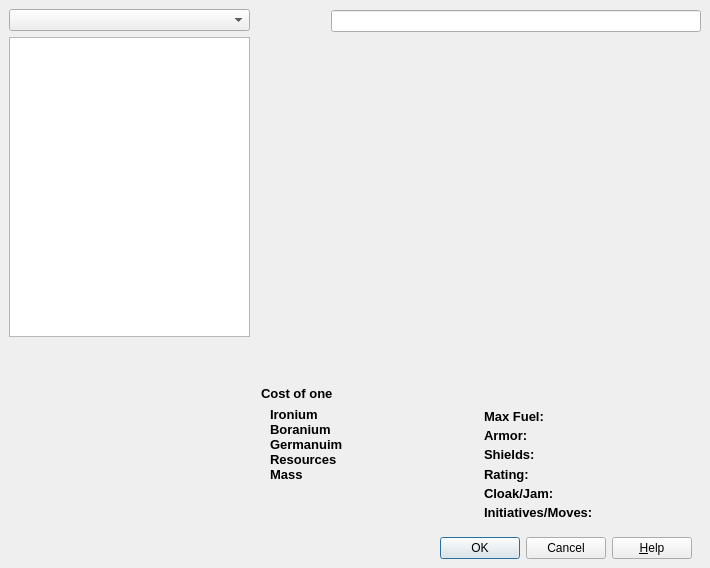
First picture: the form in QtClient/ship_design_dialog.ui, repository vkholodkov/freestars, before the edit.
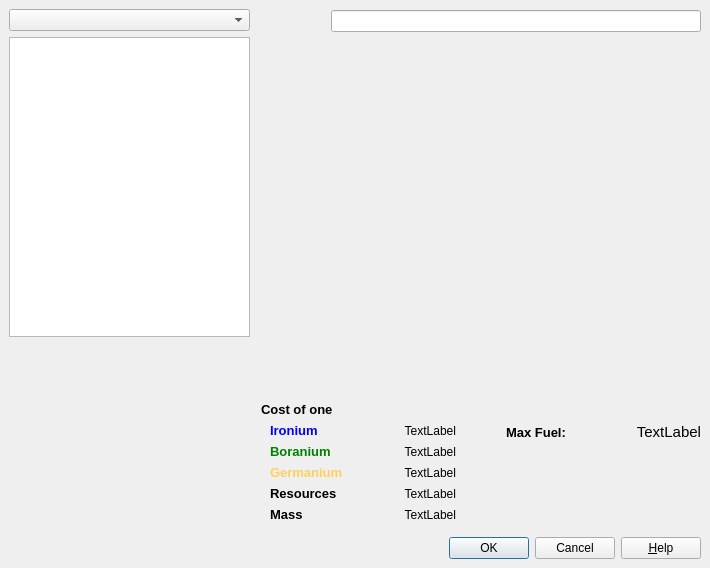
Second picture: the form after the edit. The open tabs and pages were chosen to show the change. Custom widgets are drawn as their Qt base class.

What changed in the file:
```diff
--- a/QtClient/ship_design_dialog.ui
+++ b/QtClient/ship_design_dialog.ui
@@ -173,22 +173,22 @@
                </layout>
               </widget>
              </item>
-             <item>
-              <widget class="QWidget" name="widget_18" native="true">
-               <property name="sizePolicy">
-                <sizepolicy hsizetype="Preferred" vsizetype="MinimumExpanding">
-                 <horstretch>0</horstretch>
-                 <verstretch>0</verstretch>
-                </sizepolicy>
-               </property>
-              </widget>
-             </item>
              <item>
               <widget class="QWidget" name="widget_19" native="true">
                <layout class="QVBoxLayout" name="verticalLayout_15">
                 <property name="margin">
                  <number>0</number>
                 </property>
+                <item>
+                 <widget class="QWidget" name="widget_18" native="true">
+                  <property name="sizePolicy">
+                   <sizepolicy hsizetype="Preferred" vsizetype="MinimumExpanding">
+                    <horstretch>0</horstretch>
+                    <verstretch>0</verstretch>
+                   </sizepolicy>
+                  </property>
+                 </widget>
+                </item>
                 <item>
                  <widget class="QLabel" name="costTitleLabel2">
                   <property name="font">
@@ -207,14 +207,17 @@
                 <item>
                  <widget class="QWidget" name="widget_20" native="true">
                   <layout class="QHBoxLayout" name="horizontalLayout_7">
+                   <property name="spacing">
+                    <number>50</number>
+                   </property>
                    <property name="margin">
                     <number>0</number>
                    </property>
                    <item>
                     <widget class="QWidget" name="widget_21" native="true">
-                     <layout class="QVBoxLayout" name="verticalLayout_16">
-                      <property name="spacing">
-                       <number>0</number>
+                     <layout class="QFormLayout" name="formLayout_3">
+                      <property name="fieldGrowthPolicy">
+                       <enum>QFormLayout::AllNonFixedFieldsGrow</enum>
                       </property>
                       <property name="topMargin">
                        <number>0</number>
@@ -225,8 +228,8 @@
                       <property name="bottomMargin">
                        <number>0</number>
                       </property>
-                      <item>
-                       <widget class="QLabel" name="label_16">
+                      <item row="0" column="0">
+                       <widget class="QLabel" name="label_2">
                         <property name="font">
                          <font>
                           <family>Arial</family>
@@ -235,13 +238,26 @@
                           <bold>true</bold>
                          </font>
                         </property>
+                        <property name="styleSheet">
+                         <string notr="true">color: blue</string>
+                        </property>
                         <property name="text">
                          <string>Ironium</string>
                         </property>
                        </widget>
                       </item>
-                      <item>
-                       <widget class="QLabel" name="label_17">
+                      <item row="0" column="1">
+                       <widget class="QLabel" name="ironiumLabel2">
+                        <property name="text">
+                         <string>TextLabel</string>
+                        </property>
+                        <property name="alignment">
+                         <set>Qt::AlignRight|Qt::AlignTrailing|Qt::AlignVCenter</set>
+                        </property>
+                       </widget>
+                      </item>
+                      <item row="1" column="0">
+                       <widget class="QLabel" name="label_10">
                         <property name="font">
                          <font>
                           <family>Arial</family>
@@ -250,13 +266,26 @@
                           <bold>true</bold>
                          </font>
                         </property>
+                        <property name="styleSheet">
+                         <string notr="true">color: green</string>
+                        </property>
                         <property name="text">
                          <string>Boranium</string>
                         </property>
                        </widget>
                       </item>
-                      <item>
-                       <widget class="QLabel" name="label_18">
+                      <item row="1" column="1">
+                       <widget class="QLabel" name="boraniumLabel2">
+                        <property name="text">
+                         <string>TextLabel</string>
+                        </property>
+                        <property name="alignment">
+                         <set>Qt::AlignRight|Qt::AlignTrailing|Qt::AlignVCenter</set>
+                        </property>
+                       </widget>
+                      </item>
+                      <item row="2" column="0">
+                       <widget class="QLabel" name="label_12">
                         <property name="font">
                          <font>
                           <family>Arial</family>
@@ -265,13 +294,26 @@
                           <bold>true</bold>
                          </font>
                         </property>
+                        <property name="styleSheet">
+                         <string notr="true">color: rgb(255, 207, 94)</string>
+                        </property>
                         <property name="text">
-                         <string>Germanuim</string>
+                         <string>Germanium</string>
                         </property>
                        </widget>
                       </item>
-                      <item>
-                       <widget class="QLabel" name="label_19">
+                      <item row="2" column="1">
+                       <widget class="QLabel" name="germaniumLabel2">
+                        <property name="text">
+                         <string>TextLabel</string>
+                        </property>
+                        <property name="alignment">
+                         <set>Qt::AlignRight|Qt::AlignTrailing|Qt::AlignVCenter</set>
+                        </property>
+                       </widget>
+                      </item>
+                      <item row="3" column="0">
+                       <widget class="QLabel" name="label_15">
                         <property name="font">
                          <font>
                           <family>Arial</family>
@@ -285,8 +327,18 @@
                         </property>
                        </widget>
                       </item>
-                      <item>
-                       <widget class="QLabel" name="label_20">
+                      <item row="3" column="1">
+                       <widget class="QLabel" name="resourcesLabel2">
+                        <property name="text">
+                         <string>TextLabel</string>
+                        </property>
+                        <property name="alignment">
+                         <set>Qt::AlignRight|Qt::AlignTrailing|Qt::AlignVCenter</set>
+                        </property>
+                       </widget>
+                      </item>
+                      <item row="4" column="0">
+                       <widget class="QLabel" name="label_17">
                         <property name="font">
                          <font>
                           <family>Arial</family>
@@ -300,36 +352,27 @@
                         </property>
                        </widget>
                       </item>
-                      <item>
-                       <spacer name="verticalSpacer_5">
-                        <property name="orientation">
-                         <enum>Qt::Vertical</enum>
+                      <item row="4" column="1">
+                       <widget class="QLabel" name="massLabel2">
+                        <property name="text">
+                         <string>TextLabel</string>
                         </property>
-                        <property name="sizeType">
-                         <enum>QSizePolicy::Minimum</enum>
+                        <property name="alignment">
+                         <set>Qt::AlignRight|Qt::AlignTrailing|Qt::AlignVCenter</set>
                         </property>
-                        <property name="sizeHint" stdset="0">
-                         <size>
-                          <width>20</width>
-                          <height>40</height>
-                         </size>
-                        </property>
-                       </spacer>
+                       </widget>
                       </item>
                      </layout>
                     </widget>
                    </item>
                    <item>
-                    <widget class="QWidget" name="widget_22" native="true">
-                     <layout class="QVBoxLayout" name="verticalLayout_17">
-                      <property name="spacing">
-                       <number>0</number>
-                      </property>
+                    <widget class="QWidget" name="propertiesWidget2" native="true">
+                     <layout class="QFormLayout" name="formLayout_4">
                       <property name="margin">
                        <number>0</number>
                       </property>
-                      <item>
-                       <widget class="QLabel" name="label_21">
+                      <item row="0" column="0">
+                       <widget class="QLabel" name="label">
                         <property name="font">
                          <font>
                           <family>Arial</family>
@@ -343,78 +386,21 @@
                         </property>
                        </widget>
                       </item>
-                      <item>
-                       <widget class="QLabel" name="label_22">
+                      <item row="0" column="1">
+                       <widget class="QLabel" name="label_9">
                         <property name="font">
                          <font>
-                          <family>Arial</family>
-                          <pointsize>10</pointsize>
-                          <weight>75</weight>
-                          <bold>true</bold>
+                          <family>Ubuntu</family>
+                          <pointsize>11</pointsize>
+                          <weight>50</weight>
+                          <bold>false</bold>
                          </font>
                         </property>
                         <property name="text">
-                         <string>Armor:</string>
+                         <string>TextLabel</string>
                         </property>
-                       </widget>
-                      </item>
-                      <item>
-                       <widget class="QLabel" name="label_23">
-                        <property name="font">
-                         <font>
-                          <family>Arial</family>
-                          <pointsize>10</pointsize>
-                          <weight>75</weight>
-                          <bold>true</bold>
-                         </font>
-                        </property>
-                        <property name="text">
-                         <string>Shields:</string>
-                        </property>
-                       </widget>
-                      </item>
-                      <item>
-                       <widget class="QLabel" name="label_24">
-                        <property name="font">
-                         <font>
-                          <family>Arial</family>
-                          <pointsize>10</pointsize>
-                          <weight>75</weight>
-                          <bold>true</bold>
-                         </font>
-                        </property>
-                        <property name="text">
-                         <string>Rating:</string>
-                        </property>
-                       </widget>
-                      </item>
-                      <item>
-                       <widget class="QLabel" name="label_25">
-                        <property name="font">
-                         <font>
-                          <family>Arial</family>
-                          <pointsize>10</pointsize>
-                          <weight>75</weight>
-                          <bold>true</bold>
-                         </font>
-                        </property>
-                        <property name="text">
-                         <string>Cloak/Jam:</string>
-                        </property>
-                       </widget>
-                      </item>
-                      <item>
-                       <widget class="QLabel" name="label_26">
-                        <property name="font">
-                         <font>
-                          <family>Arial</family>
-                          <pointsize>10</pointsize>
-                          <weight>75</weight>
-                          <bold>true</bold>
-                         </font>
-                        </property>
-                        <property name="text">
-                         <string>Initiatives/Moves:</string>
+                        <property name="alignment">
+                         <set>Qt::AlignRight|Qt::AlignTrailing|Qt::AlignVCenter</set>
                         </property>
                        </widget>
                       </item>
@@ -436,6 +422,9 @@
        <item>
         <widget class="QWidget" name="widget_14" native="true">
          <layout class="QHBoxLayout" name="horizontalLayout_5">
+          <property name="rightMargin">
+           <number>0</number>
+          </property>
           <item>
            <spacer name="horizontalSpacer_3">
             <property name="orientation">
```
Left out of the diff: 11 changed lines with no effect on the pictures.
